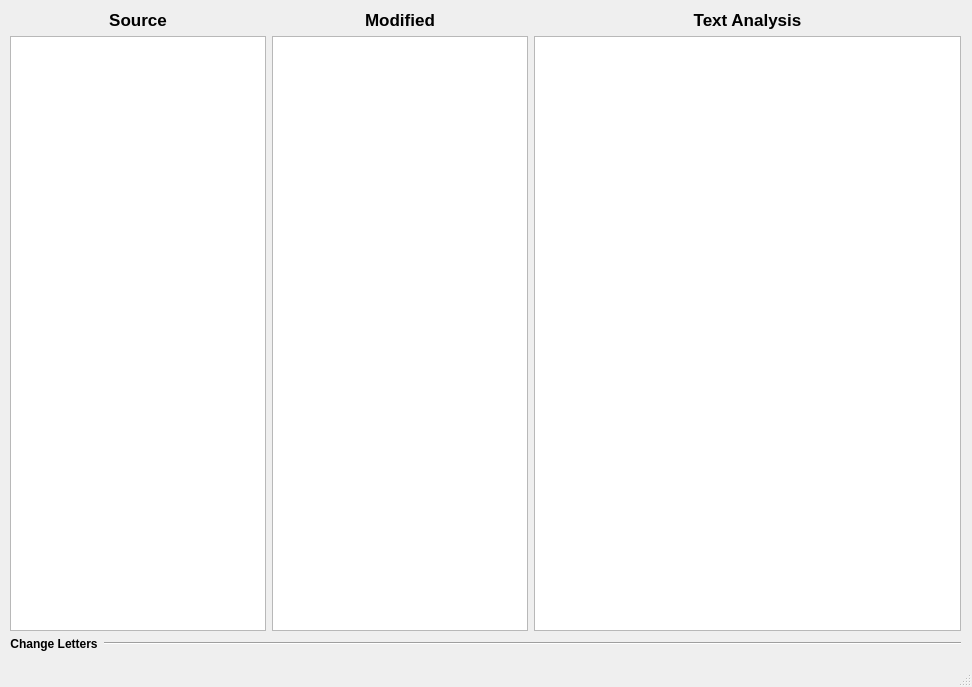
Before: the Qt Designer form FrequencyAnalysis.ui in haboh/CyberSecurityTool, drawn with Qt 5.
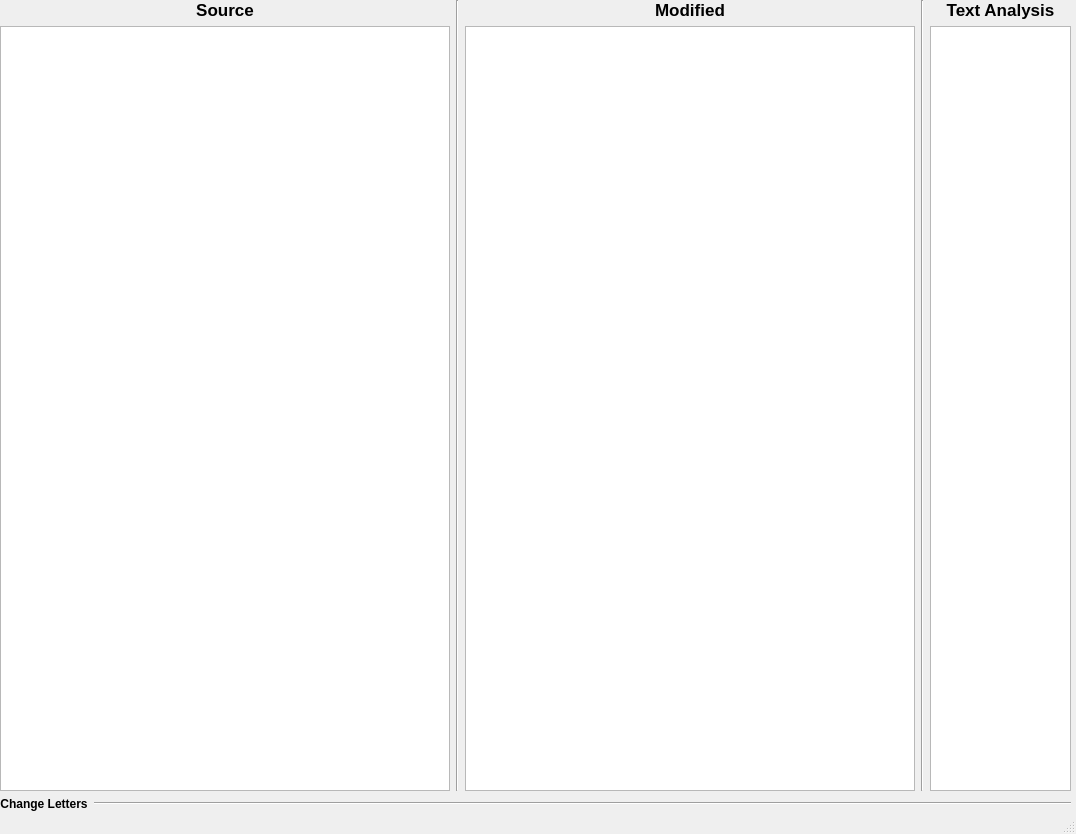
After: the same form once the commit is applied.

Commit message: A little bit change apperance and connect button with analyze function

```diff
--- a/FrequencyAnalysis.ui
+++ b/FrequencyAnalysis.ui
@@ -6,8 +6,8 @@
    <rect>
     <x>0</x>
     <y>0</y>
-    <width>972</width>
-    <height>687</height>
+    <width>1076</width>
+    <height>834</height>
    </rect>
   </property>
   <property name="windowTitle">
@@ -17,10 +17,10 @@
    <widget class="QWidget" name="verticalLayoutWidget_4">
     <property name="geometry">
      <rect>
-      <x>10</x>
-      <y>10</y>
-      <width>951</width>
-      <height>641</height>
+      <x>0</x>
+      <y>0</y>
+      <width>1071</width>
+      <height>811</height>
      </rect>
     </property>
     <layout class="QVBoxLayout" name="Window">
@@ -51,10 +51,24 @@
             </widget>
            </item>
            <item>
-            <widget class="QPlainTextEdit" name="sourceText"/>
+            <widget class="QPlainTextEdit" name="sourceText">
+             <property name="minimumSize">
+              <size>
+               <width>450</width>
+               <height>0</height>
+              </size>
+             </property>
+            </widget>
            </item>
           </layout>
          </item>
+         <item>
+          <widget class="Line" name="line_2">
+           <property name="orientation">
+            <enum>Qt::Vertical</enum>
+           </property>
+          </widget>
+         </item>
          <item>
           <layout class="QVBoxLayout" name="verticalLayout_2">
            <item>
@@ -75,12 +89,26 @@
             </widget>
            </item>
            <item>
-            <widget class="QPlainTextEdit" name="ModifiedText"/>
+            <widget class="QPlainTextEdit" name="ModifiedText">
+             <property name="minimumSize">
+              <size>
+               <width>450</width>
+               <height>0</height>
+              </size>
+             </property>
+            </widget>
            </item>
           </layout>
          </item>
         </layout>
        </item>
+       <item>
+        <widget class="Line" name="line_3">
+         <property name="orientation">
+          <enum>Qt::Vertical</enum>
+         </property>
+        </widget>
+       </item>
        <item>
         <layout class="QVBoxLayout" name="verticalLayout_3">
          <item>
```
The commit also changes 2 other files.
